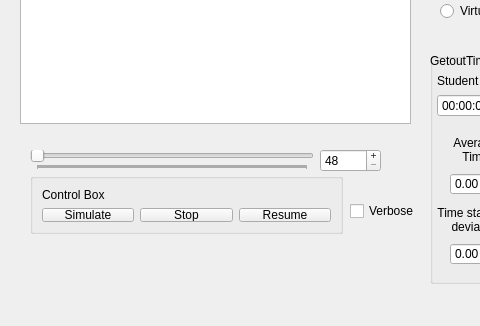
cbchoi/pohangsim, file PohangSim.ui: the form before one commit; both pictures show x 0 to 480 and y 267 to 593 of the 864 by 593 pixel window.
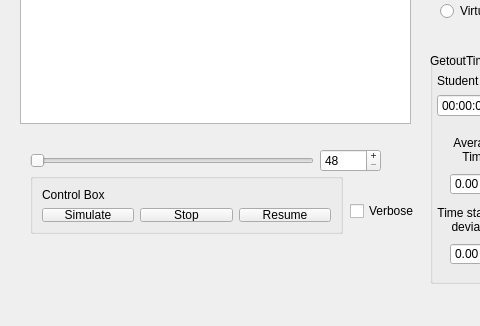
The form after the commit.

Commit message: ui path adjust

What changed in the file:
```diff
--- a/PohangSim.ui
+++ b/PohangSim.ui
@@ -266,7 +266,7 @@
         <bool>false</bool>
        </property>
        <property name="tickPosition">
-        <enum>QSlider::TicksBelow</enum>
+        <enum>QSlider::NoTicks</enum>
        </property>
        <property name="tickInterval">
         <number>24</number>
```
Left out of the diff: 3 changed lines with no effect on the pictures. The commit also changes 2 other files.
